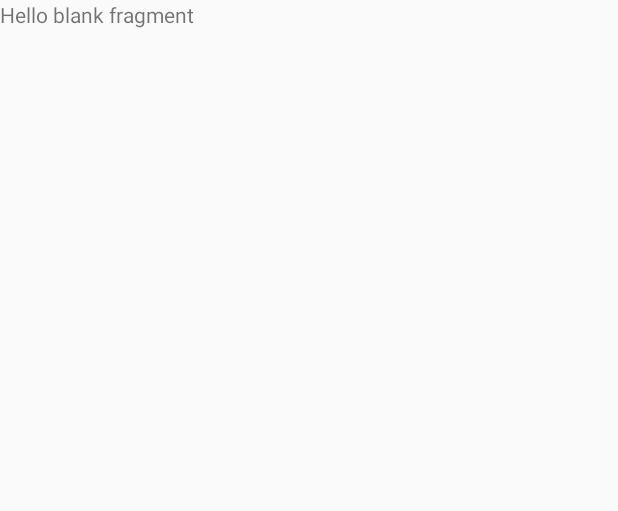
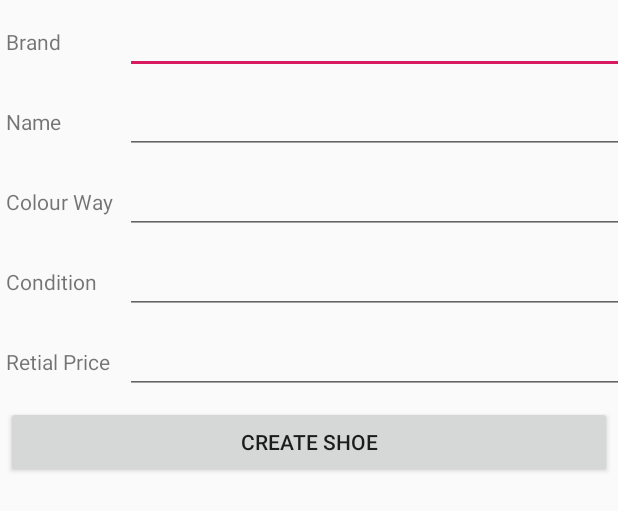
Before and after one commit to CPollard187/SoleCollection, an Android app: the layout fragment_add_ashoe.xml on its own in the app's theme, with its tools: preview values and no code run, on a phone screen of 412 x 824 dp. Shown: the top 511 px of the screen. Run offline under Robolectric (Android 15) with nearby library versions, the phone set to English and light mode, and no system bars.

Commit message:
#9 Created the form for the Create A Shoe Screen

```diff
--- a/app/src/main/res/layout/fragment_add_ashoe.xml
+++ b/app/src/main/res/layout/fragment_add_ashoe.xml
@@ -1,14 +1,72 @@
 <?xml version="1.0" encoding="utf-8"?>
-<FrameLayout xmlns:android="http://schemas.android.com/apk/res/android"
+<GridLayout xmlns:android="http://schemas.android.com/apk/res/android"
     xmlns:tools="http://schemas.android.com/tools"
     android:layout_width="match_parent"
     android:layout_height="match_parent"
+    android:columnCount="2"
+    android:useDefaultMargins="true"
     tools:context=".AddAShoeFragment">
 
-    <!-- TODO: Update blank fragment layout -->
+    <!--Brand Info-->
     <TextView
+        android:layout_width="wrap_content"
+        android:layout_height="wrap_content"
+        android:text="Brand" />
+
+    <EditText
         android:layout_width="match_parent"
-        android:layout_height="match_parent"
-        android:text="@string/hello_blank_fragment" />
+        android:layout_height="wrap_content"
+        android:inputType="textPersonName" />
 
-</FrameLayout>
+    <!--Name Info-->
+    <TextView
+        android:layout_width="wrap_content"
+        android:layout_height="wrap_content"
+        android:text="Name" />
+
+    <EditText
+        android:layout_width="match_parent"
+        android:layout_height="wrap_content"
+        android:inputType="textPersonName" />
+
+    <!--Colourway Info-->
+    <TextView
+        android:layout_width="wrap_content"
+        android:layout_height="wrap_content"
+        android:text="Colour Way" />
+
+    <EditText
+        android:layout_width="match_parent"
+        android:layout_height="wrap_content"
+        android:inputType="textPersonName" />
+
+    <!--Condition Info-->
+    <TextView
+        android:layout_width="wrap_content"
+        android:layout_height="wrap_content"
+        android:text="Condition" />
+
+    <EditText
+        android:layout_width="match_parent"
+        android:layout_height="wrap_content"
+        android:inputType="textPersonName" />
+
+    <!--RetailPrice Info-->
+    <TextView
+        android:layout_width="wrap_content"
+        android:layout_height="wrap_content"
+        android:text="Retial Price" />
+
+    <EditText
+        android:layout_width="match_parent"
+        android:layout_height="wrap_content"
+        android:inputType="textPersonName" />
+
+    <Button
+        android:id="@+id/button"
+        android:layout_width="match_parent"
+        android:layout_height="wrap_content"
+        android:layout_columnSpan="2"
+        android:text="Create Shoe" />
+
+</GridLayout>
```
